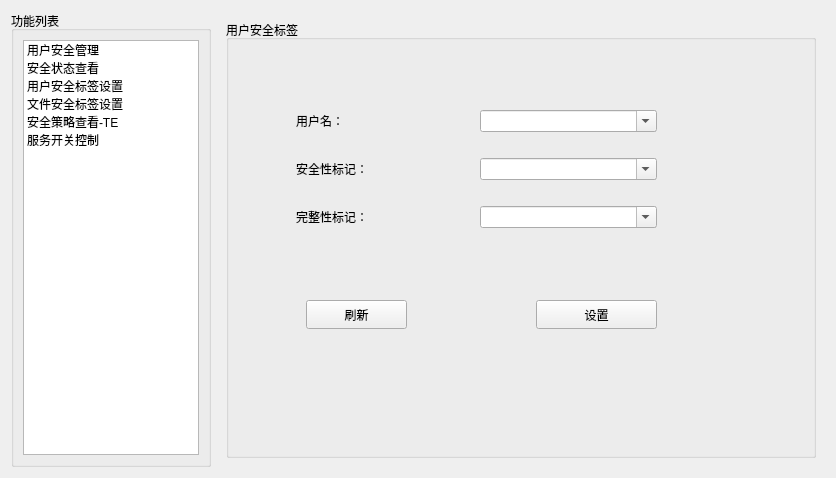
This is SEC/tabsecritypage.ui in liuyufeng509/SecCenter as Qt 5 draws it before an edit. The edited form follows.
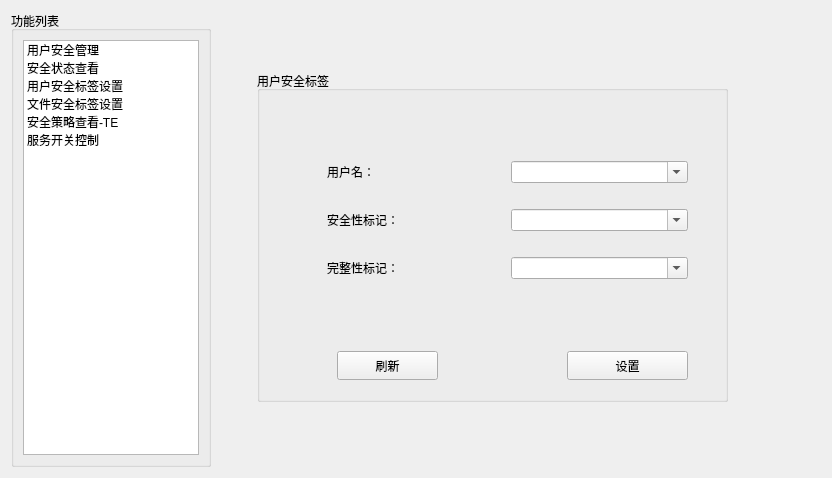
This is the edited form. The open tabs and pages were chosen to show the change.

```diff
--- a/SEC/tabsecritypage.ui
+++ b/SEC/tabsecritypage.ui
@@ -6,7 +6,7 @@
    <rect>
     <x>0</x>
     <y>0</y>
-    <width>836</width>
+    <width>832</width>
     <height>478</height>
    </rect>
   </property>
@@ -470,9 +470,15 @@
       </widget>
      </widget>
      <widget class="QWidget" name="userSecPage">
-      <layout class="QGridLayout" name="gridLayout_18">
-       <item row="0" column="0">
         <widget class="QGroupBox" name="groupBox_13">
+       <property name="geometry">
+        <rect>
+         <x>40</x>
+         <y>60</y>
+         <width>471</width>
+         <height>331</height>
+        </rect>
+       </property>
          <property name="title">
           <string>用户安全标签</string>
          </property>
@@ -727,8 +733,6 @@
           </property>
          </widget>
         </widget>
-       </item>
-      </layout>
      </widget>
      <widget class="QWidget" name="fileSecPage">
       <layout class="QGridLayout" name="gridLayout_17">
```
Left out of the diff: 27 changed lines with no effect on the pictures. Lines whose indentation alone changed are shown as unchanged.
